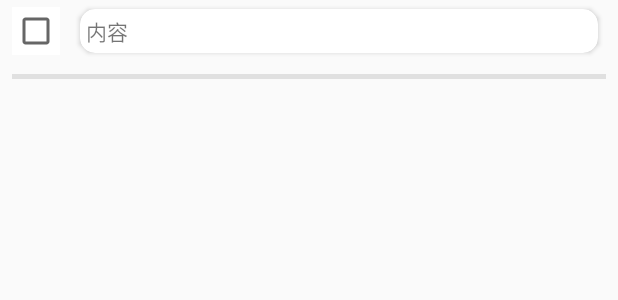
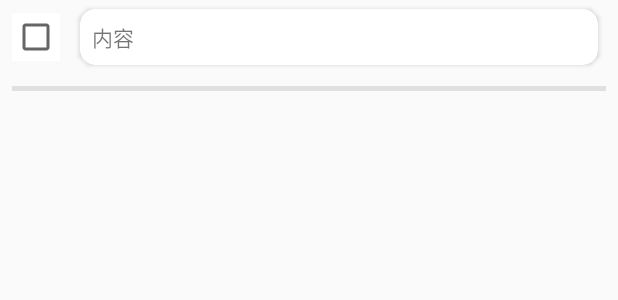
Before and after one commit to Bluewind12/RecordApplication, an Android app: the layout memo_card_layout.xml on its own in the app's theme, with its tools: preview values and no code run, on a phone screen of 412 x 824 dp. Shown: the top 300 px of the screen. Run offline under Robolectric (Android 15) with nearby library versions, the phone set to English and light mode, and no system bars.

Commit message:
メモ画面の修正

```diff
--- a/app/src/main/res/layout/memo_card_layout.xml
+++ b/app/src/main/res/layout/memo_card_layout.xml
@@ -35,7 +35,7 @@
         <LinearLayout
                 android:orientation="vertical"
                 android:layout_width="match_parent"
-                android:layout_height="match_parent">
+                android:layout_height="match_parent" android:padding="4sp">
             <TextView
                     android:layout_width="match_parent"
                     android:layout_height="wrap_content" android:id="@+id/memoContentView" android:layout_weight="1"
```
